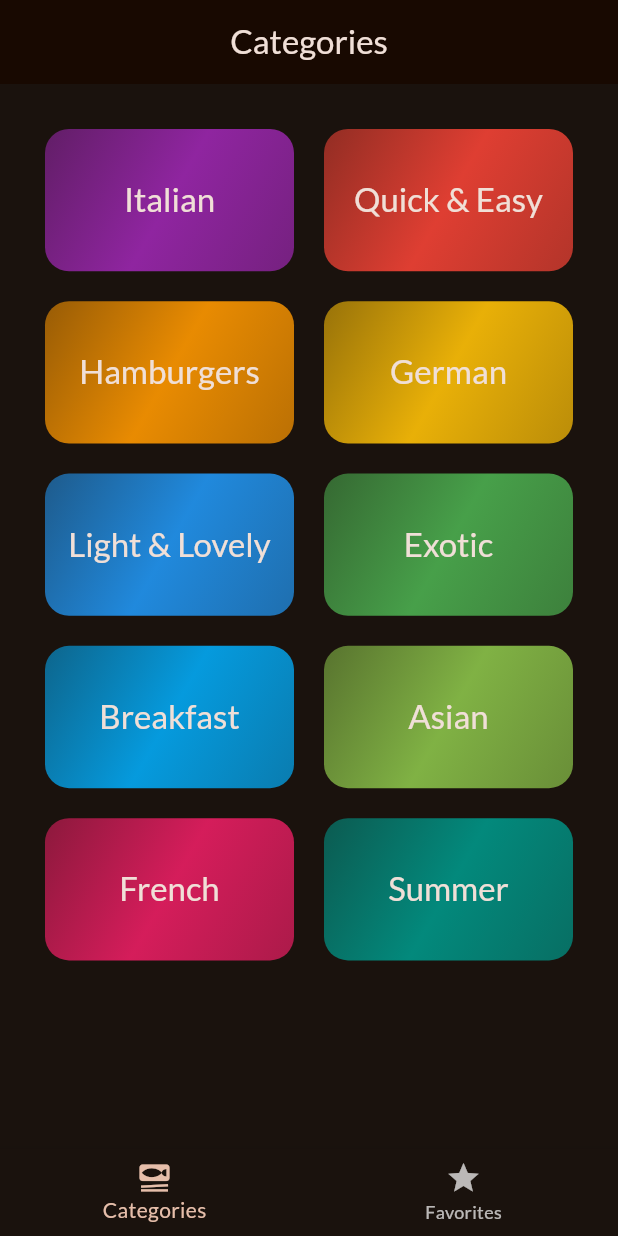
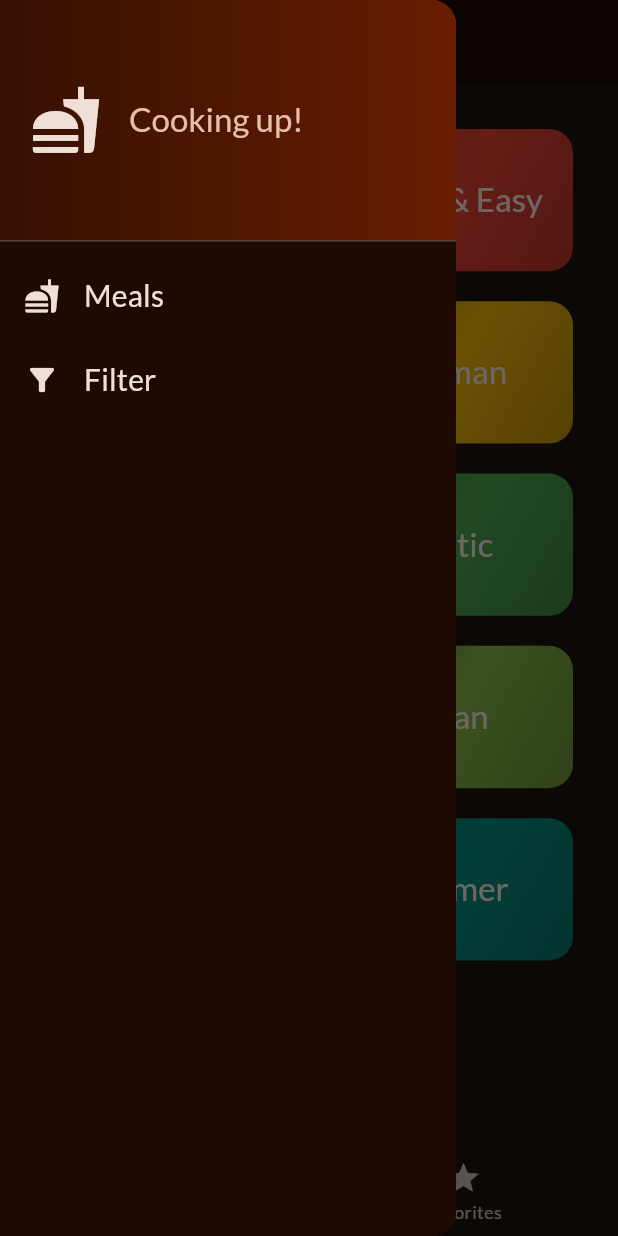
Before and after one commit to AtharvaDingare/MealsApp, a Flutter app: the screen it shows after launch, with the side drawer open (before the commit the screen has no drawer), on a phone screen of 412 x 824 dp. Run offline on Flutter 3.47's test engine with Material 2 defaults, Android fonts, the phone set to English and light mode, and no system bars; our stand-ins replace google_fonts, transparent_image.

Commit message:
committed a side drawer related changes

```diff
--- a/lib/screens/tabs.dart
+++ b/lib/screens/tabs.dart
@@ -2,6 +2,7 @@ import 'package:flutter/material.dart';
 import 'package:meals_app/models/meal.dart';
 import 'package:meals_app/screens/categories.dart';
 import 'package:meals_app/screens/meals.dart';
+import 'package:meals_app/widgets/SideDrawer.dart';
 
 class TabScreen extends StatefulWidget {
   const TabScreen({super.key});
@@ -64,6 +65,7 @@ class _TabScreenState extends State<TabScreen> {
       appBar: AppBar(
         title: Text(activePageTitle),
       ),
+      drawer: const SideDrawer(),
       body:
           activeScreen, // this is the active screen which is to be displayed , it changes dynamically ontap , whenever setstate is called.
       bottomNavigationBar: BottomNavigationBar(
--- a/lib/themes/theme.dart
+++ b/lib/themes/theme.dart
@@ -12,3 +12,14 @@ final theme = ThemeData(
       color: Color.fromARGB(255, 24, 9, 1), centerTitle: true),
   splashColor: Colors.black, // affects the Inkwell wrapper widget.
 );
+
+/*
+final theme = ThemeData(
+  useMaterial3: true,
+  colorScheme: ColorScheme.fromSeed(
+    brightness: Brightness.dark,
+    seedColor: const Color.fromARGB(255, 131, 57, 0),
+  ),
+  textTheme: GoogleFonts.latoTextTheme(),
+);
+*/
--- /dev/null
+++ b/lib/widgets/listTile.dart
@@ -0,0 +1,24 @@
+import 'package:flutter/material.dart';
+
+class Listtile extends StatelessWidget {
+  const Listtile({super.key, required this.tileTitle, required this.tileIcon});
+  final String tileTitle;
+  final IconData tileIcon;
+  @override
+  Widget build(BuildContext context) {
+    return ListTile(
+      leading: Icon(
+        tileIcon,
+        color: Theme.of(context).colorScheme.onBackground,
+      ),
+      title: Text(
+        tileTitle,
+        style: Theme.of(context).textTheme.titleSmall!.copyWith(
+              color: Theme.of(context).colorScheme.onBackground,
+              fontSize: 20,
+            ),
+      ),
+      onTap: () {},
+    );
+  }
+}
--- /dev/null
+++ b/lib/widgets/sideDrawer.dart
@@ -0,0 +1,58 @@
+import 'package:flutter/material.dart';
+import 'package:meals_app/widgets/listTile.dart';
+
+class SideDrawer extends StatelessWidget {
+  const SideDrawer({super.key});
+  @override
+  Widget build(BuildContext context) {
+    return Drawer(
+      elevation: 8.0,
+      child: Container(
+        decoration: const BoxDecoration(
+          color: Color.fromARGB(255, 30, 10, 2),
+        ),
+        child: Column(
+          children: [
+            DrawerHeader(
+              padding: const EdgeInsets.all(20),
+              decoration: const BoxDecoration(
+                gradient: LinearGradient(
+                  colors: [
+                    Color.fromARGB(255, 54, 16, 2),
+                    Color.fromARGB(255, 105, 29, 1),
+                  ],
+                ),
+              ),
+              child: Row(
+                children: [
+                  Icon(
+                    Icons.fastfood,
+                    size: 48,
+                    color: Theme.of(context).colorScheme.onBackground,
+                  ),
+                  const SizedBox(
+                    width: 18,
+                  ),
+                  Text(
+                    'Cooking up!',
+                    style: Theme.of(context).textTheme.titleLarge!.copyWith(
+                          color: Theme.of(context).colorScheme.secondary,
+                        ),
+                  )
+                ],
+              ),
+            ),
+            const Listtile(
+              tileTitle: 'Meals',
+              tileIcon: Icons.fastfood,
+            ),
+            const Listtile(
+              tileTitle: 'Filter',
+              tileIcon: Icons.filter_list_alt,
+            ),
+          ],
+        ),
+      ),
+    );
+  }
+}
```
Also changed, not shown: lib/screens/side_drawer.dart (deleted).
